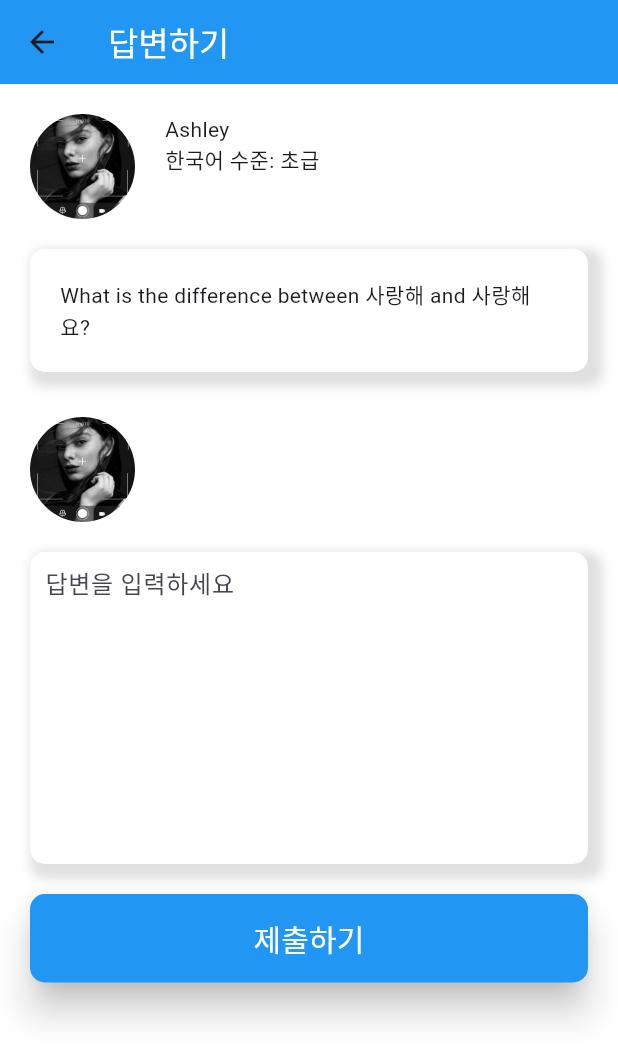
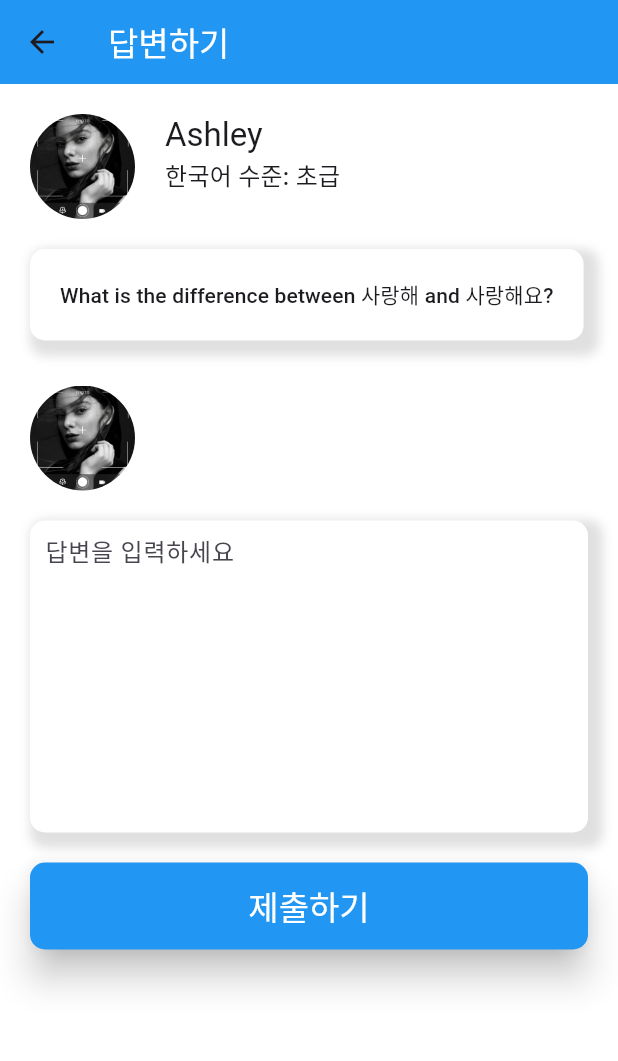
Before and after one commit to SeSACYongsan/langpal, a Flutter app: the QuestionDetailScreen screen opened directly, on a phone screen of 412 x 824 dp. Shown: the top 1061 px of the screen. Run offline on Flutter 3.47's test engine with Material 3 defaults, Android fonts, the phone set to English and light mode, and no system bars; our stand-ins replace flutter_riverpod, go_router, google_fonts; Roboto replaces fonts that are missing (CookieRun).

Commit message:
Update question_detail_screen.dart

```diff
--- a/lib/screens/question_detail_screen.dart
+++ b/lib/screens/question_detail_screen.dart
@@ -31,8 +31,14 @@ class QuestionDetailScreen extends StatelessWidget {
                   Column(
                     crossAxisAlignment: CrossAxisAlignment.start,
                     children: [
-                      Text(dummyQuestions.first.owner),
-                      const Text("한국어 수준: 초급"),
+                      Text(
+                        dummyQuestions.first.owner,
+                        style: Theme.of(context).textTheme.titleLarge,
+                      ),
+                      Text(
+                        "한국어 수준: 초급",
+                        style: Theme.of(context).textTheme.titleMedium,
+                      ),
                     ],
                   )
                 ],
@@ -51,7 +57,10 @@ class QuestionDetailScreen extends StatelessWidget {
                         color: Colors.black12)
                   ],
                 ),
-                child: Text(dummyQuestions.first.content),
+                child: Text(
+                  dummyQuestions.first.content,
+                  style: Theme.of(context).textTheme.titleSmall,
+                ),
               ),
               const SizedBox(height: 30),
               ClipRRect(
@@ -101,11 +110,11 @@ class QuestionDetailScreen extends StatelessWidget {
                     foregroundColor: Colors.white,
                   ),
                   onPressed: () {},
-                  child: const Text(
+                  child: Text(
                     "제출하기",
-                    style: TextStyle(
-                      fontSize: 20,
-                    ),
+                    style: Theme.of(context).textTheme.titleLarge!.copyWith(
+                          color: Colors.white,
+                        ),
                   ),
                 ),
               ),
```
